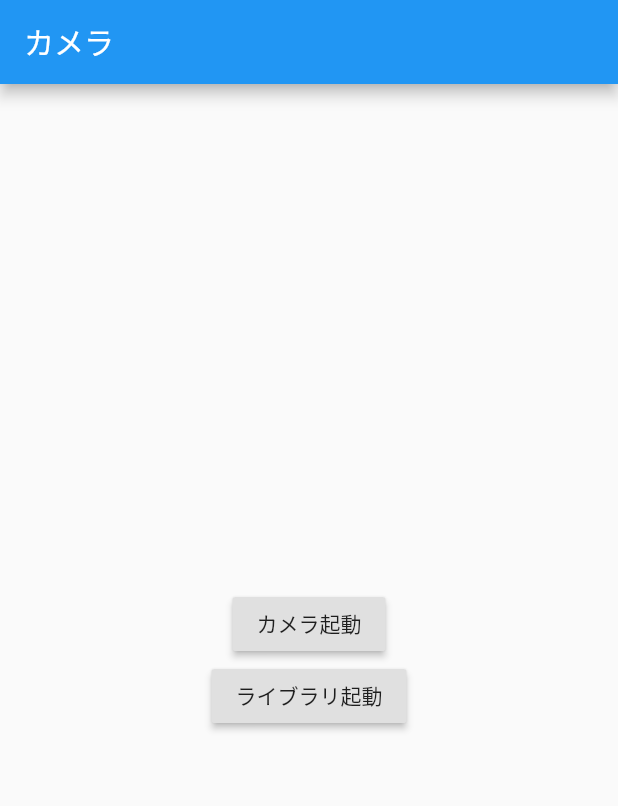
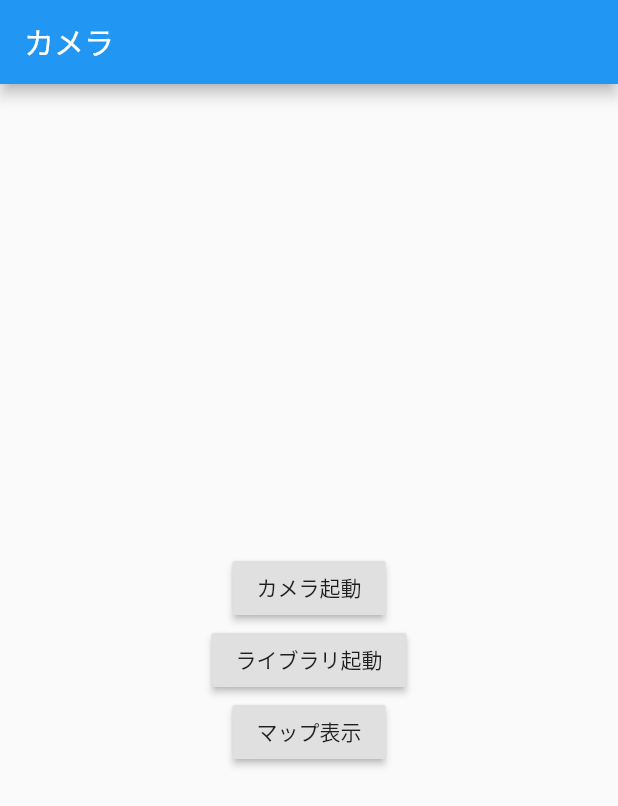
Before and after one commit to masa-futa/camera_app, a Flutter app: the screen it shows after launch, on a phone screen of 412 x 824 dp. Shown: the top 806 px of the screen. Run offline on Flutter 3.47's test engine with Material 2 defaults, Android fonts, the phone set to English and light mode, and no system bars; our stand-ins replace flutter_map, image_picker, latlong2; missing offline and left inert: multi_image_picker.

Commit message:
[Add] map追加

```diff
--- a/lib/main.dart
+++ b/lib/main.dart
@@ -1,5 +1,6 @@
 
 
+import 'package:camera_app/map_view.dart';
 import 'package:flutter/material.dart';
 import 'package:image_picker/image_picker.dart';
 import 'package:multi_image_picker/multi_image_picker.dart';
@@ -10,13 +11,26 @@ void main() {
 
 class MyApp extends StatelessWidget {
 
+  @override
+  Widget build(BuildContext context) {
+    return MaterialApp(
+        title: "",
+        home: MainAppStateFul()
+    );
+  }
+}
+
+class MainAppStateFul extends StatefulWidget {
+  MainAppState createState() => MainAppState();
+
+}
+
+class MainAppState extends State<MainAppStateFul> {
   final picker = ImagePicker();
 
   @override
   Widget build(BuildContext context) {
-    return MaterialApp(
-      title: "",
-      home: Scaffold(
+    return Scaffold(
       appBar: AppBar(
         title: Text("カメラ"),
       ),
@@ -38,14 +52,19 @@ class MyApp extends StatelessWidget {
                   loadAssets();
                 },
               ),
+              RaisedButton(
+                  child: Text("マップ表示"),
+                  onPressed: () {
+                    Navigator.of(context).push(MaterialPageRoute(builder: (context) {
+                      return MapView();
+                    }));
+                  })
             ],
-            ),
           ),
         ),
       ),
     );
   }
-
   Future getImage() async {
     final pickedFile = await picker.getImage(source: ImageSource.camera);
   }
--- a/pubspec.yaml
+++ b/pubspec.yaml
@@ -32,6 +32,7 @@ dependencies:
   image_picker: ^0.8.3+3
   # https://pub.dev/packages/multi_image_picker
   multi_image_picker: ^4.8.1
+  flutter_map: ^0.13.1
 
 dev_dependencies:
   flutter_test:
```
Also changed, not shown: lib/map_view.dart (added, +56 -0 lines), pubspec.lock. Lines whose indentation alone changed are shown as unchanged.
